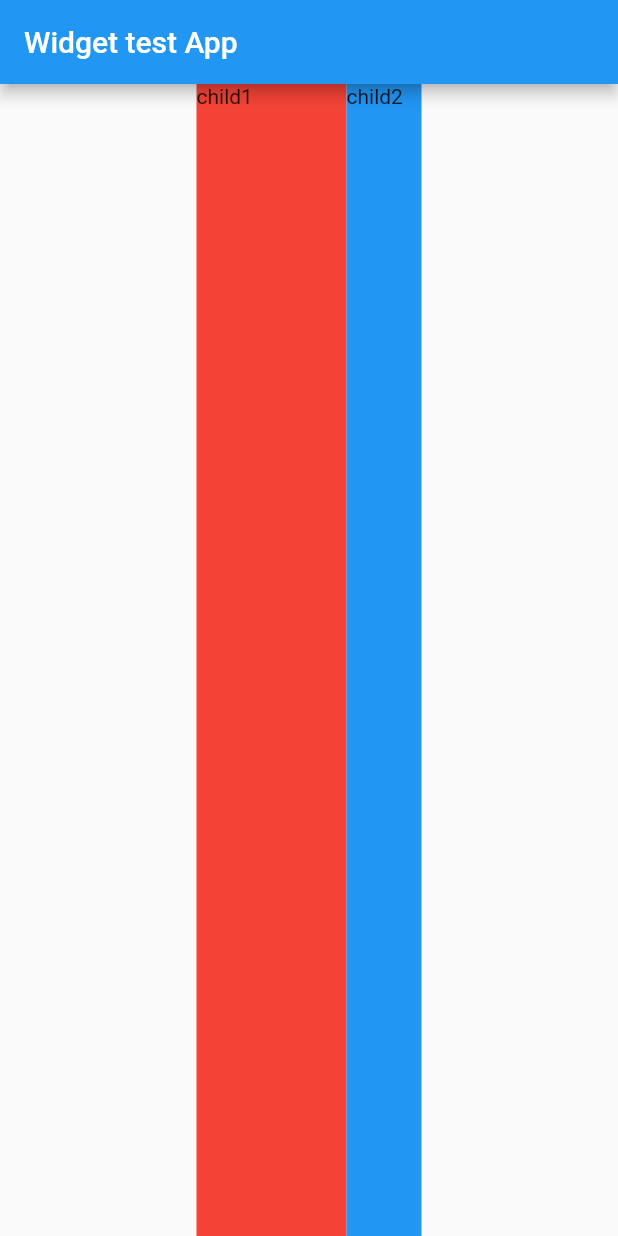
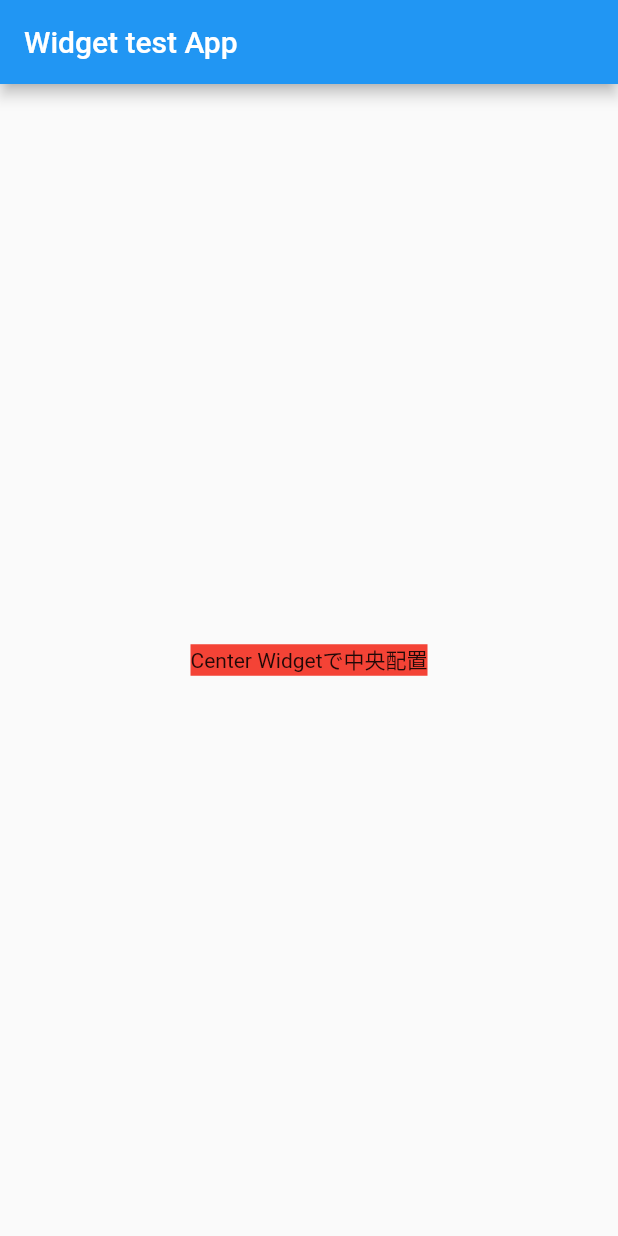
Before and after one commit to trm11tkr/Widget_practice, a Flutter app: the screen it shows after launch, on a phone screen of 412 x 824 dp. Run offline on Flutter 3.47's test engine with Material 2 defaults, Android fonts, the phone set to English and light mode, and no system bars.

Commit message:
Centerを追加

```diff
--- a/lib/layout_practice.dart
+++ b/lib/layout_practice.dart
@@ -53,19 +53,40 @@ class RowPractice extends StatelessWidget {
     );
   }
 }
-
-
-/// Center Widget
-class CenterPractice extends StatelessWidget {
-  const CenterPractice({Key? key}) : super(key: key);
+/// Center Widget example1
+class CenterPractice01 extends StatelessWidget {
+  const CenterPractice01({Key? key}) : super(key: key);
 
   @override
   Widget build(BuildContext context) {
     return  Center(
       child: Container (
-          color: Colors.deepOrangeAccent,
-          child: const Text('Center Widgetでchildを真ん中に')
+          color: Colors.red,
+          child: const Text('Center Widgetで中央配置')
       ),
     );
   }
 }
+
+/// Center Widget example2
+class CenterPractice02 extends StatelessWidget {
+  const CenterPractice02({Key? key}) : super(key: key);
+
+  @override
+  Widget build(BuildContext context) {
+    return  Center(
+      child: Column(
+        children: [
+          Container (
+              color: Colors.red,
+              child: const Text('Column/Rowを使うとど真ん中からではなくなる')
+          ),
+          Container (
+              color: Colors.blue,
+              child: const Text('Column/Rowを使うとど真ん中からではなくなる')
+          ),
+        ],
+      ),
+    );
+  }
+}
--- a/lib/main.dart
+++ b/lib/main.dart
@@ -20,7 +20,7 @@ class MyApp extends StatelessWidget {
       home: MaterialApp(
         home: Scaffold(
             appBar: AppBar(title: const Text('Widget test App'),),
-            body: RowPractice(),
+            body: CenterPractice01(),
         ),
       ),
     );
```
